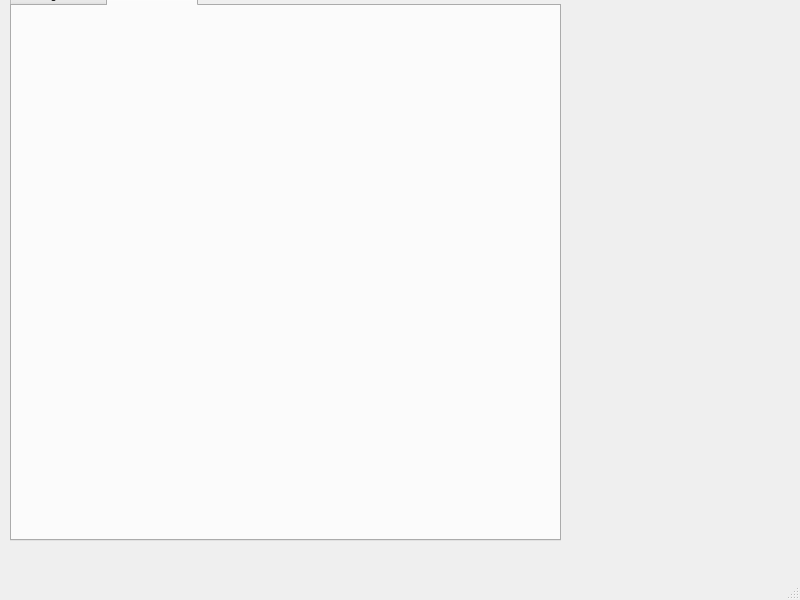
The window that gui/main_window.ui (adambakkali49-code/Projet_pizzeria) describes before a commit, drawn with Qt 5.
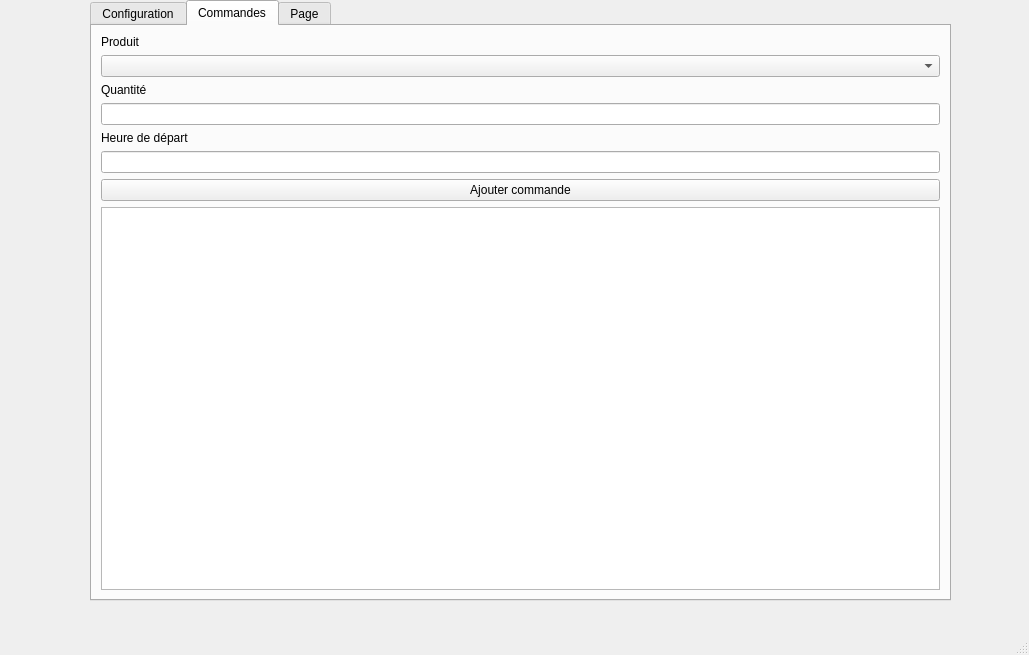
The same window after the commit. The open tabs and pages were chosen to show the change.

Diff of the .ui file:
```diff
--- a/gui/main_window.ui
+++ b/gui/main_window.ui
@@ -6,8 +6,8 @@
    <rect>
     <x>0</x>
     <y>0</y>
-    <width>800</width>
-    <height>600</height>
+    <width>1029</width>
+    <height>655</height>
    </rect>
   </property>
   <property name="windowTitle">
@@ -17,10 +17,10 @@
    <widget class="QTabWidget" name="tabWidget">
     <property name="geometry">
      <rect>
-      <x>10</x>
-      <y>-20</y>
-      <width>551</width>
-      <height>561</height>
+      <x>90</x>
+      <y>0</y>
+      <width>861</width>
+      <height>601</height>
      </rect>
     </property>
     <property name="currentIndex">
@@ -155,6 +155,66 @@
      <attribute name="title">
       <string>Commandes</string>
      </attribute>
+     <layout class="QVBoxLayout" name="verticalLayout">
+      <item>
+       <widget class="QLabel" name="label">
+        <property name="text">
+         <string>Produit</string>
+        </property>
+       </widget>
+      </item>
+      <item>
+       <widget class="QComboBox" name="comboProduit"/>
+      </item>
+      <item>
+       <widget class="QLabel" name="label_2">
+        <property name="text">
+         <string>Quantité</string>
+        </property>
+       </widget>
+      </item>
+      <item>
+       <widget class="QLineEdit" name="inputQuantite"/>
+      </item>
+      <item>
+       <widget class="QLabel" name="label_3">
+        <property name="text">
+         <string>Heure de départ</string>
+        </property>
+       </widget>
+      </item>
+      <item>
+       <widget class="QLineEdit" name="inputHeureDepart"/>
+      </item>
+      <item>
+       <widget class="QPushButton" name="btnAddCommande">
+        <property name="text">
+         <string>Ajouter commande</string>
+        </property>
+       </widget>
+      </item>
+      <item>
+       <widget class="QTextEdit" name="textCommandes"/>
+      </item>
+     </layout>
+    </widget>
+    <widget class="QWidget" name="PrixElectricite">
+     <attribute name="title">
+      <string>Page</string>
+     </attribute>
+     <widget class="QPushButton" name="pushButtonPrices">
+      <property name="geometry">
+       <rect>
+        <x>110</x>
+        <y>100</y>
+        <width>80</width>
+        <height>24</height>
+       </rect>
+      </property>
+      <property name="text">
+       <string>Afficher prix</string>
+      </property>
+     </widget>
     </widget>
    </widget>
   </widget>
```
Left out of the diff: 26 changed lines with no effect on the pictures.
